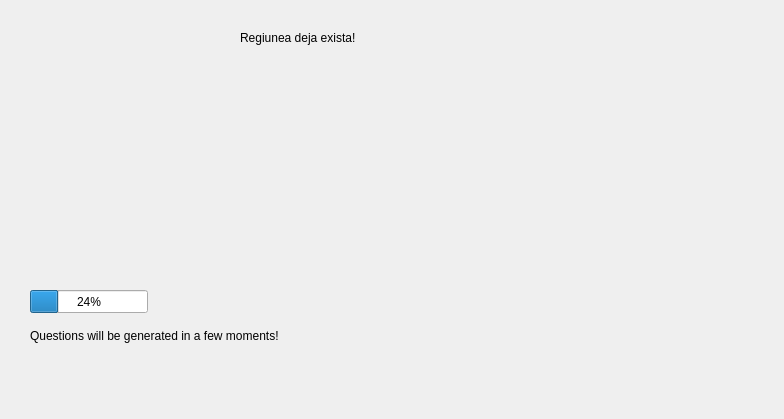
AndreiAndreea/TriviadorMCpp, file Triviador/Triviador/Game.ui: the form before one commit.
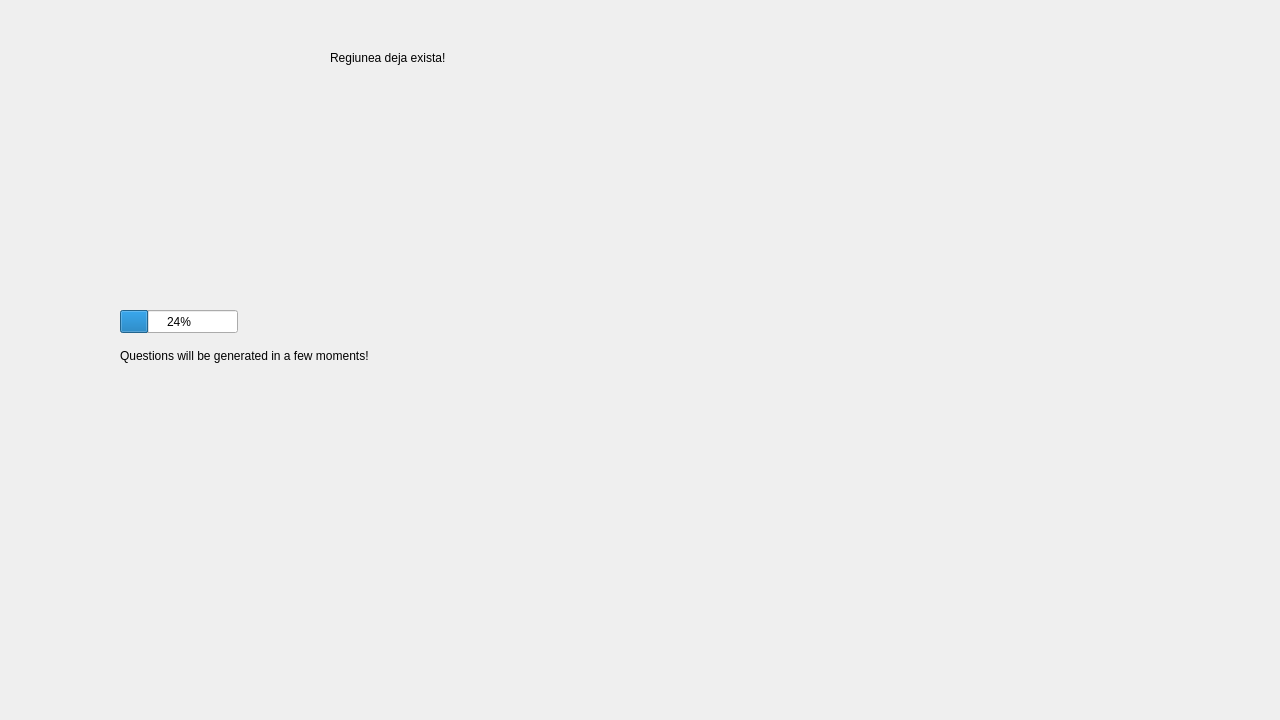
The form after the commit.

Commit message: Added a functionality to create a continous flow between all GUIs.

The edit to the form file:
```diff
--- a/Triviador/Triviador/Game.ui
+++ b/Triviador/Triviador/Game.ui
@@ -6,8 +6,8 @@
    <rect>
     <x>0</x>
     <y>0</y>
-    <width>784</width>
-    <height>419</height>
+    <width>1280</width>
+    <height>720</height>
    </rect>
   </property>
   <property name="windowTitle">
@@ -22,11 +22,22 @@
      <height>361</height>
     </rect>
    </property>
+  </widget>
+  <widget class="QStackedWidget" name="stackedWidget">
+   <property name="geometry">
+    <rect>
+     <x>0</x>
+     <y>0</y>
+     <width>1280</width>
+     <height>720</height>
+    </rect>
+   </property>
+   <widget class="QWidget" name="page">
    <widget class="QLabel" name="existingRegionLabel">
     <property name="geometry">
      <rect>
-      <x>220</x>
-      <y>10</y>
+       <x>330</x>
+       <y>50</y>
       <width>151</width>
       <height>16</height>
      </rect>
@@ -35,11 +46,24 @@
      <string>Regiunea deja exista!</string>
     </property>
    </widget>
+    <widget class="QLabel" name="progressBarLabel">
+     <property name="geometry">
+      <rect>
+       <x>120</x>
+       <y>340</y>
+       <width>271</width>
+       <height>31</height>
+      </rect>
+     </property>
+     <property name="text">
+      <string>Questions will be generated in a few moments!</string>
+     </property>
+    </widget>
    <widget class="QProgressBar" name="progressBar">
     <property name="geometry">
      <rect>
-      <x>10</x>
-      <y>270</y>
+       <x>120</x>
+       <y>310</y>
       <width>118</width>
       <height>23</height>
      </rect>
@@ -48,18 +72,6 @@
      <number>24</number>
     </property>
    </widget>
-   <widget class="QLabel" name="progressBarLabel">
-    <property name="geometry">
-     <rect>
-      <x>10</x>
-      <y>300</y>
-      <width>271</width>
-      <height>31</height>
-     </rect>
-    </property>
-    <property name="text">
-     <string>Questions will be generated in a few moments!</string>
-    </property>
    </widget>
   </widget>
  </widget>
```
Lines whose indentation alone changed are shown as unchanged. The commit also changes 6 other files.
